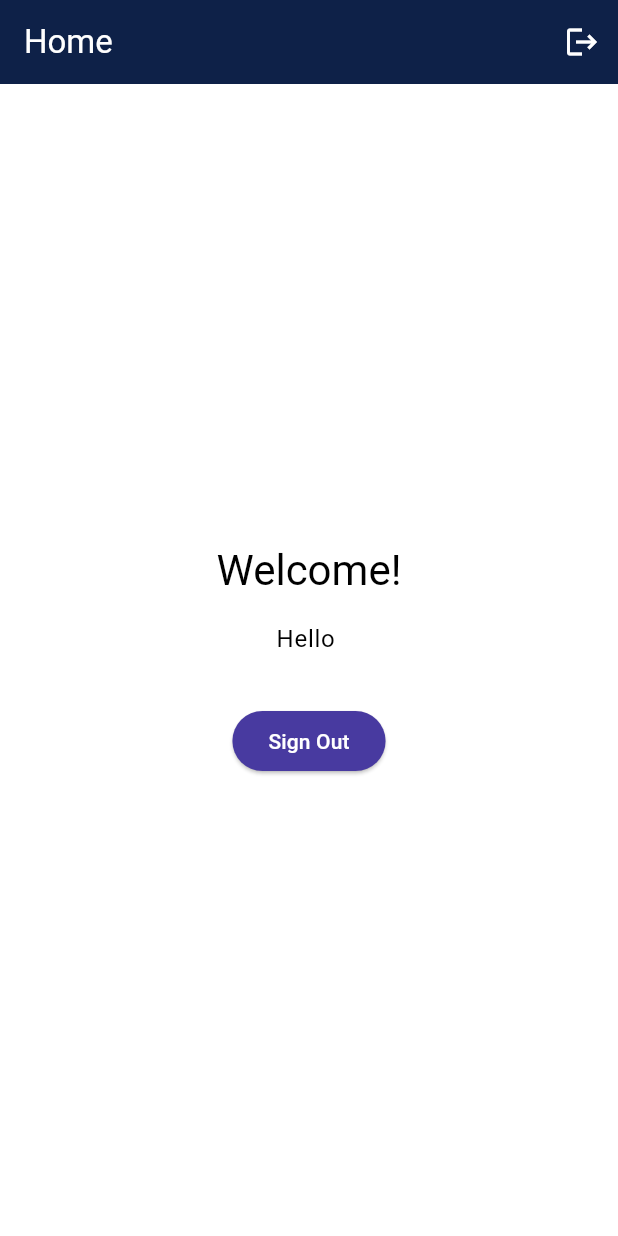
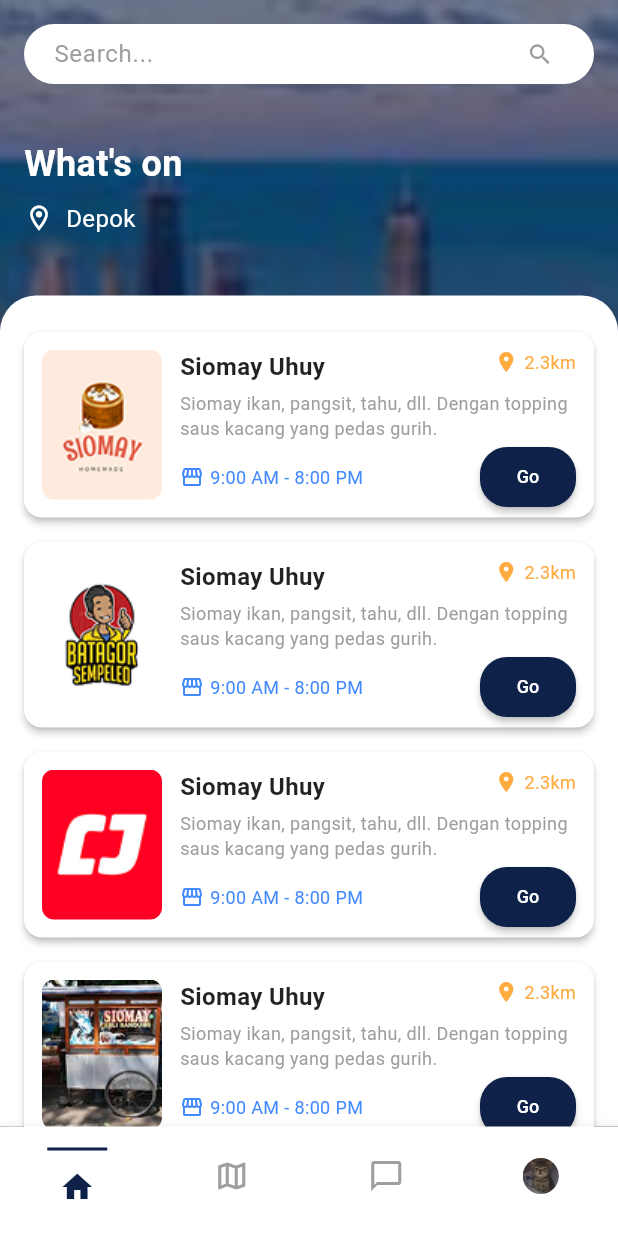
Before and after one commit to MedG12/WarGo, a Flutter app: the screen it shows once a user with an empty profile is signed in, on a phone screen of 412 x 824 dp. Run offline on Flutter 3.47's test engine with Material 3 defaults, Android fonts, the phone set to English and light mode, and no system bars; our stand-ins replace firebase_auth, firebase_core, google_sign_in; accounts and stored records are empty.

Commit message:
add home screen

```diff
--- /dev/null
+++ b/devtools_options.yaml
@@ -0,0 +1,3 @@
+description: This file stores settings for Dart & Flutter DevTools.
+documentation: https://docs.flutter.dev/tools/devtools/extensions#configure-extension-enablement-states
+extensions:
--- a/lib/main.dart
+++ b/lib/main.dart
@@ -4,14 +4,13 @@
 import 'firebase_options.dart'; // File yang sudah kamu punya
 import 'services/auth_service.dart';
 import 'screens/signin_screen.dart';
+import 'screens/home.dart';
 
 void main() async {
   WidgetsFlutterBinding.ensureInitialized();
 
   // Initialize Firebase dengan file firebase_options.dart yang sudah ada
-  await Firebase.initializeApp(
-    options: DefaultFirebaseOptions.currentPlatform,
-  );
+  await Firebase.initializeApp(options: DefaultFirebaseOptions.currentPlatform);
 
   runApp(const MyApp());
 }
@@ -22,9 +21,7 @@
   @override
   Widget build(BuildContext context) {
     return MultiProvider(
-      providers: [
-        ChangeNotifierProvider(create: (_) => AuthService()),
-      ],
+      providers: [ChangeNotifierProvider(create: (_) => AuthService())],
       child: MaterialApp(
         title: 'Firebase Auth App',
         theme: ThemeData(
@@ -63,6 +60,7 @@
             } else {
               // User is not signed in, show sign in screen
               return const SignInScreen();
+              // return Text('Silahkan Login');
             }
           },
         );
@@ -70,53 +68,3 @@
     );
   }
 }
-
-// Simple Home Screen
-class HomeScreen extends StatelessWidget {
-  const HomeScreen({super.key});
-
-  @override
-  Widget build(BuildContext context) {
-    final authService = Provider.of<AuthService>(context);
-    final user = authService.currentUser;
-
-    return Scaffold(
-      appBar: AppBar(
-        title: const Text('Home'),
-        backgroundColor: const Color(0xFF0E2148),
-        foregroundColor: Colors.white,
-        actions: [
-          IconButton(
-            icon: const Icon(Icons.logout),
-            onPressed: () => authService.signOut(),
-          ),
-        ],
-      ),
-      body: Center(
-        child: Column(
-          mainAxisAlignment: MainAxisAlignment.center,
-          children: [
-            Text(
-              'Welcome!',
-              style: Theme.of(context).textTheme.headlineMedium,
-            ),
-            const SizedBox(height: 16),
-            Text(
-              'Hello ${user?.displayName ?? user?.email ?? 'User'}',
-              style: Theme.of(context).textTheme.bodyLarge,
-            ),
-            const SizedBox(height: 32),
-            ElevatedButton(
-              onPressed: () => authService.signOut(),
-              style: ElevatedButton.styleFrom(
-                backgroundColor: const Color(0xFF483AA0),
-                foregroundColor: Colors.white,
-              ),
-              child: const Text('Sign Out'),
-            ),
-          ],
-        ),
-      ),
-    );
-  }
-}
--- /dev/null
+++ b/lib/screens/home.dart
@@ -0,0 +1,441 @@
+import 'package:flutter/material.dart';
+
+// Definisikan warna utama
+const Color primaryColor = Color(0xFF0E2148);
+const Color textLightColor =
+    Colors.white; // Warna teks di atas background gelap
+const Color textDarkColor =
+    Colors.black87; // Warna teks di atas background terang
+const Color textMutedColor = Colors.grey;
+
+// Model data sederhana untuk penjual
+class Seller {
+  final String imagePath;
+  final String name;
+  final String distance;
+  final String description;
+  final String openHours;
+
+  Seller({
+    required this.imagePath,
+    required this.name,
+    required this.distance,
+    required this.description,
+    required this.openHours,
+  });
+}
+
+class HomeScreen extends StatefulWidget {
+  const HomeScreen({super.key});
+
+  @override
+  State<HomeScreen> createState() => _HomeScreenState();
+}
+
+class _HomeScreenState extends State<HomeScreen> {
+  int _currentIndex = 0;
+
+  // Data dummy untuk list penjual
+  final List<Seller> sellers = [
+    Seller(
+      imagePath: 'assets/images/img_1.png',
+      name: 'Siomay Uhuy',
+      distance: '2.3km',
+      description:
+          'Siomay ikan, pangsit, tahu, dll. Dengan topping saus kacang yang pedas gurih.',
+      openHours: '9:00 AM - 8:00 PM',
+    ),
+    Seller(
+      imagePath: 'assets/images/img_2.png',
+      name: 'Siomay Uhuy', // Nama bisa berbeda, contoh menggunakan nama sama
+      distance: '2.3km',
+      description:
+          'Siomay ikan, pangsit, tahu, dll. Dengan topping saus kacang yang pedas gurih.',
+      openHours: '9:00 AM - 8:00 PM',
+    ),
+    Seller(
+      imagePath: 'assets/images/img_3.png',
+      name: 'Siomay Uhuy',
+      distance: '2.3km',
+      description:
+          'Siomay ikan, pangsit, tahu, dll. Dengan topping saus kacang yang pedas gurih.',
+      openHours: '9:00 AM - 8:00 PM',
+    ),
+    Seller(
+      imagePath: 'assets/images/img_4.png',
+      name: 'Siomay Uhuy',
+      distance: '2.3km',
+      description:
+          'Siomay ikan, pangsit, tahu, dll. Dengan topping saus kacang yang pedas gurih.',
+      openHours: '9:00 AM - 8:00 PM',
+    ),
+  ];
+
+  Widget _buildSearchBar() {
+    return Container(
+      height: 40,
+      padding: const EdgeInsets.symmetric(horizontal: 12),
+      decoration: BoxDecoration(
+        color: Colors.white,
+        borderRadius: BorderRadius.circular(30),
+      ),
+      child: const TextField(
+        textAlignVertical: TextAlignVertical.center,
+        decoration: InputDecoration(
+          hintText: 'Search...',
+          hintStyle: TextStyle(color: Colors.grey, fontSize: 16),
+          isDense: true,
+          contentPadding: EdgeInsets.only(left: 8, right: 8),
+          border: InputBorder.none,
+          suffixIcon: Icon(Icons.search, color: Colors.grey),
+        ),
+      ),
+    );
+  }
+
+  Widget _buildSellerCard(BuildContext context, Seller seller) {
+    const double imageHeight = 100.0; // Tentukan tinggi gambar yang konsisten
+
+    return Card(
+      margin: const EdgeInsets.symmetric(horizontal: 16, vertical: 8),
+      elevation: 2,
+      shape: RoundedRectangleBorder(borderRadius: BorderRadius.circular(12)),
+      child: Padding(
+        padding: const EdgeInsets.all(
+          12.0,
+        ), // Padding untuk seluruh konten di dalam card
+        child: Row(
+          crossAxisAlignment: CrossAxisAlignment.start,
+          children: [
+            // Bagian Gambar di Kiri
+            ClipRRect(
+              borderRadius: BorderRadius.circular(8.0),
+              child: Image.asset(
+                seller.imagePath,
+                width: 80,
+                height: imageHeight,
+                fit: BoxFit.cover,
+                errorBuilder:
+                    (context, error, stackTrace) => Container(
+                      width: 80,
+                      height: imageHeight,
+                      color: Colors.grey[200],
+                      child: Icon(
+                        Icons.image_not_supported,
+                        color: Colors.grey[400],
+                      ),
+                    ),
+              ),
+            ),
+            const SizedBox(width: 12),
+
+            // Bagian Konten di Kanan
+            Expanded(
+              child: SizedBox(
+                // Bungkus Column dengan SizedBox untuk membatasi tingginya
+                height: imageHeight, // Samakan tinggi dengan gambar
+                child: Column(
+                  crossAxisAlignment: CrossAxisAlignment.start,
+                  mainAxisAlignment:
+                      MainAxisAlignment
+                          .spaceBetween, // Distribusikan ruang vertikal
+                  children: [
+                    // Grup Atas: Nama, Jarak, Deskripsi
+                    Column(
+                      crossAxisAlignment: CrossAxisAlignment.start,
+                      children: [
+                        Row(
+                          mainAxisAlignment: MainAxisAlignment.spaceBetween,
+                          crossAxisAlignment: CrossAxisAlignment.start,
+                          children: [
+                            Expanded(
+                              child: Text(
+                                seller.name,
+                                style: const TextStyle(
+                                  fontSize: 16,
+                                  fontWeight: FontWeight.bold,
+                                  color: textDarkColor,
+                                ),
+                                maxLines: 1,
+                                overflow: TextOverflow.ellipsis,
+                              ),
+                            ),
+                            const SizedBox(width: 8),
+                            Row(
+                              children: [
+                                const Icon(
+                                  Icons.location_on,
+                                  color: Colors.orangeAccent,
+                                  size: 16,
+                                ),
+                                const SizedBox(width: 4),
+                                Text(
+                                  seller.distance,
+                                  style: const TextStyle(
+                                    color: Colors.orangeAccent,
+                                    fontSize: 12,
+                                  ),
+                                ),
+                              ],
+                            ),
+                          ],
+                        ),
+                        const SizedBox(height: 4),
+                        Text(
+                          seller.description,
+                          style: TextStyle(fontSize: 12, color: textMutedColor),
+                          maxLines:
+                              2, // Sesuaikan jika deskripsi bisa lebih panjang atau pendek
+                          overflow: TextOverflow.ellipsis,
+                        ),
+                      ],
+                    ),
+
+                    // Grup Bawah: Jam Buka dan Tombol Go dalam satu Row
+                    Row(
+                      mainAxisAlignment:
+                          MainAxisAlignment
+                              .spaceBetween, // Jam buka di kiri, tombol di kanan
+                      crossAxisAlignment:
+                          CrossAxisAlignment
+                              .center, // Sejajarkan secara vertikal
+                      children: [
+                        // Jam Buka
+                        Row(
+                          children: [
+                            const Icon(
+                              Icons.storefront,
+                              color: Colors.blueAccent,
+                              size: 16,
+                            ),
+                            const SizedBox(width: 4),
+                            Text(
+                              seller.openHours,
+                              style: const TextStyle(
+                                fontSize: 12,
+                                color: Colors.blueAccent,
+                              ),
+                            ),
+                          ],
+                        ),
+                        // Tombol Go
+                        ElevatedButton(
+                          onPressed: () {
+                            ScaffoldMessenger.of(context).showSnackBar(
+                              SnackBar(
+                                content: Text('Menuju ke ${seller.name}'),
+                              ),
+                            );
+                          },
+                          style: ElevatedButton.styleFrom(
+                            backgroundColor: primaryColor, // Warna dari tema
+                            padding: const EdgeInsets.symmetric(
+                              horizontal: 20,
+                              vertical: 8,
+                            ),
+                            textStyle: const TextStyle(
+                              fontSize: 12,
+                              fontWeight: FontWeight.w500,
+                            ),
+                            shape: RoundedRectangleBorder(
+                              borderRadius: BorderRadius.circular(
+                                18.0,
+                              ), // Tombol lebih bulat
+                            ),
+                            elevation: 2, // Sedikit shadow jika diinginkan
+                          ),
+                          child: const Text(
+                            'Go',
+                            style: TextStyle(color: Colors.white),
+                          ),
+                        ),
+                      ],
+                    ),
+                  ],
+                ),
+              ),
+            ),
+          ],
+        ),
+      ),
+    );
+  }
+
+  @override
+  Widget build(BuildContext context) {
+    return Scaffold(
+      backgroundColor: primaryColor,
+      body: Stack(
+        children: [
+          Positioned.fill(
+            child: Opacity(
+              opacity: 0.4,
+              child: Image.asset(
+                'assets/images/img_city.png',
+                fit: BoxFit.cover,
+                alignment: Alignment.topCenter,
+              ),
+            ),
+          ),
+
+          // Konten utama
+          SafeArea(
+            bottom: false,
+            child: Column(
+              crossAxisAlignment: CrossAxisAlignment.start,
+              children: [
+                // Search Bar
+                Padding(
+                  padding: const EdgeInsets.fromLTRB(16.0, 16.0, 16.0, 16.0),
+                  child: _buildSearchBar(),
+                ),
+
+                const SizedBox(height: 20),
+
+                const Padding(
+                  padding: EdgeInsets.symmetric(horizontal: 16.0),
+                  child: Text(
+                    "What's on",
+                    style: TextStyle(
+                      color: textLightColor,
+                      fontSize: 24,
+                      fontWeight: FontWeight.bold,
+                    ),
+                  ),
+                ),
+
+                const SizedBox(height: 8),
+
+                // Lokasi
+                Padding(
+                  padding: const EdgeInsets.symmetric(horizontal: 16.0),
+                  child: Row(
+                    children: const [
+                      Icon(
+                        Icons.location_on_outlined,
+                        color: textLightColor,
+                        size: 20,
+                      ),
+                      SizedBox(width: 8),
+                      Text(
+                        "Depok",
+                        style: TextStyle(color: textLightColor, fontSize: 16),
+                      ),
+                    ],
+                  ),
+                ),
+
+                const SizedBox(height: 40),
+
+                Expanded(
+                  child: Container(
+                    decoration: const BoxDecoration(
+                      color: Colors.white,
+                      borderRadius: BorderRadius.only(
+                        topLeft: Radius.circular(24),
+                        topRight: Radius.circular(24),
+                      ),
+                    ),
+                    child: ListView.builder(
+                      padding: const EdgeInsets.only(
+                        top: 16,
+                        bottom: 16,
+                      ), // Padding untuk list
+                      itemCount: sellers.length,
+                      itemBuilder: (context, index) {
+                        return _buildSellerCard(context, sellers[index]);
+                      },
+                    ),
+                  ),
+                ),
+              ],
+            ),
+          ),
+        ],
+      ),
+      bottomNavigationBar: BottomNavigationBar(
+        currentIndex: _currentIndex,
+        onTap: (index) {
+          setState(() {
+            _currentIndex = index;
+          });
+          // Tambahkan logika navigasi di sini jika diperlukan
+        },
+        type: BottomNavigationBarType.fixed,
+        selectedItemColor: primaryColor,
+        unselectedItemColor: Colors.grey,
+        showSelectedLabels: false, // Tidak tampilkan label
+        showUnselectedLabels: false,
+        items: [
+          BottomNavigationBarItem(
+            icon: _buildNavItem(Icons.home_outlined, Icons.home, 0),
+            label: "",
+          ),
+          BottomNavigationBarItem(
+            icon: _buildNavItem(Icons.map_outlined, Icons.map, 1),
+            label: "",
+          ),
+          BottomNavigationBarItem(
+            icon: _buildNavItem(
+              Icons.chat_bubble_outline,
+              Icons.chat_bubble,
+              2,
+            ),
+            label: "",
+          ),
+          BottomNavigationBarItem(icon: _buildNavProfileItem(3), label: ""),
+        ],
+      ),
+    );
+  }
+
+  Widget _buildNavItem(IconData outlinedIcon, IconData filledIcon, int index) {
+    bool isActive = _currentIndex == index;
+    return Column(
+      mainAxisSize: MainAxisSize.min,
+      mainAxisAlignment: MainAxisAlignment.center,
+      children: [
+        if (isActive)
+          Container(
+            margin: const EdgeInsets.only(bottom: 12.0),
+            height: 2,
+            width: 40,
+            color: primaryColor,
+          ),
+        Icon(isActive ? filledIcon : outlinedIcon),
+      ],
+    );
+  }
+
+  Widget _buildNavProfileItem(int index) {
+    bool isActive = _currentIndex == index;
+    return Column(
+      mainAxisSize: MainAxisSize.min,
+      mainAxisAlignment: MainAxisAlignment.center,
+      children: [
+        if (isActive)
+          Container(
+            margin: const EdgeInsets.only(bottom: 12.0),
+            height: 2,
+            width: 40,
+            color: primaryColor,
+          ),
+        CircleAvatar(
+          radius: 12,
+          backgroundImage: AssetImage('assets/images/img_profile.png'),
+          backgroundColor:
+              Colors.transparent, // Jika gambar sudah ada background
+          child:
+              isActive
+                  ? null
+                  : Container(
+                    decoration: BoxDecoration(
+                      shape: BoxShape.circle,
+                      color: const Color.fromARGB(66, 0, 0, 0),
+                    ),
+                  ),
+        ),
+      ],
+    );
+  }
+}
--- a/pubspec.yaml
+++ b/pubspec.yaml
@@ -2,7 +2,7 @@ name: wargo
 description: "A new Flutter project."
 # The following line prevents the package from being accidentally published to
 # pub.dev using `flutter pub publish`. This is preferred for private packages.
-publish_to: 'none' # Remove this line if you wish to publish to pub.dev
+publish_to: "none" # Remove this line if you wish to publish to pub.dev
 
 # The following defines the version and build number for your application.
 # A version number is three numbers separated by dots, like 1.2.43
@@ -56,7 +56,6 @@ dev_dependencies:
 
 # The following section is specific to Flutter packages.
 flutter:
-
   # The following line ensures that the Material Icons font is
   # included with your application, so that you can use the icons in
   # the material Icons class.
@@ -65,6 +64,7 @@ flutter:
   # To add assets to your application, add an assets section, like this:
   assets:
     - .env
+    - assets/images/
   #   - images/a_dot_burr.jpeg
   #   - images/a_dot_ham.jpeg
 
```
Also changed, not shown: assets/images/google_logo.png (renamed from lib/assets/images/google_logo.png), assets/images/img_1.png (added), assets/images/img_2.png (added), assets/images/img_3.png (added), assets/images/img_4.png (added), assets/images/img_city.png (added), assets/images/img_profile.png (added), pubspec.lock.
